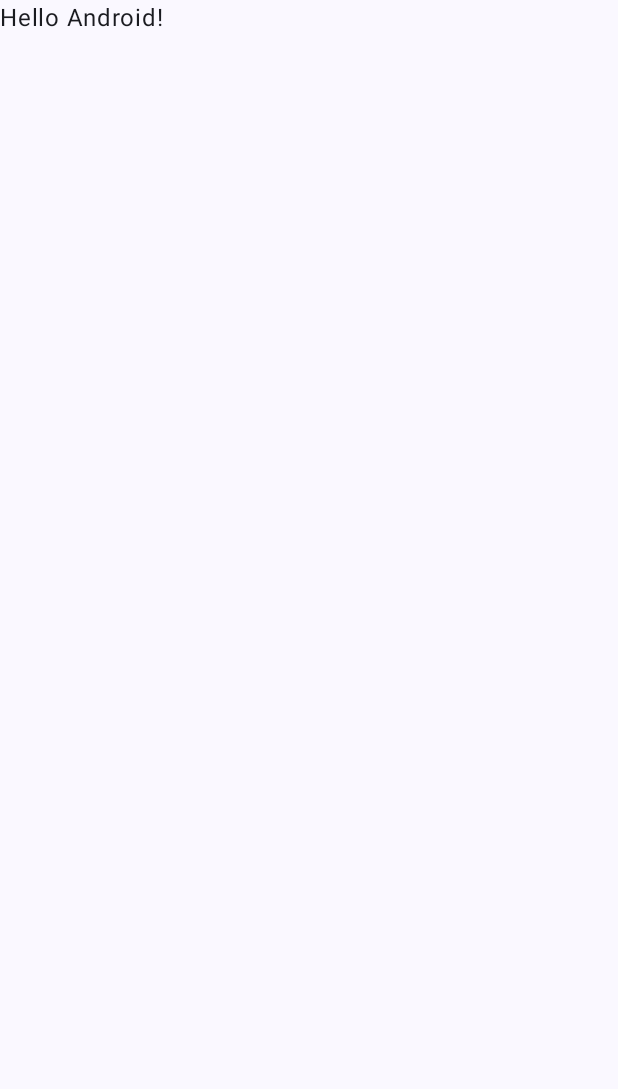
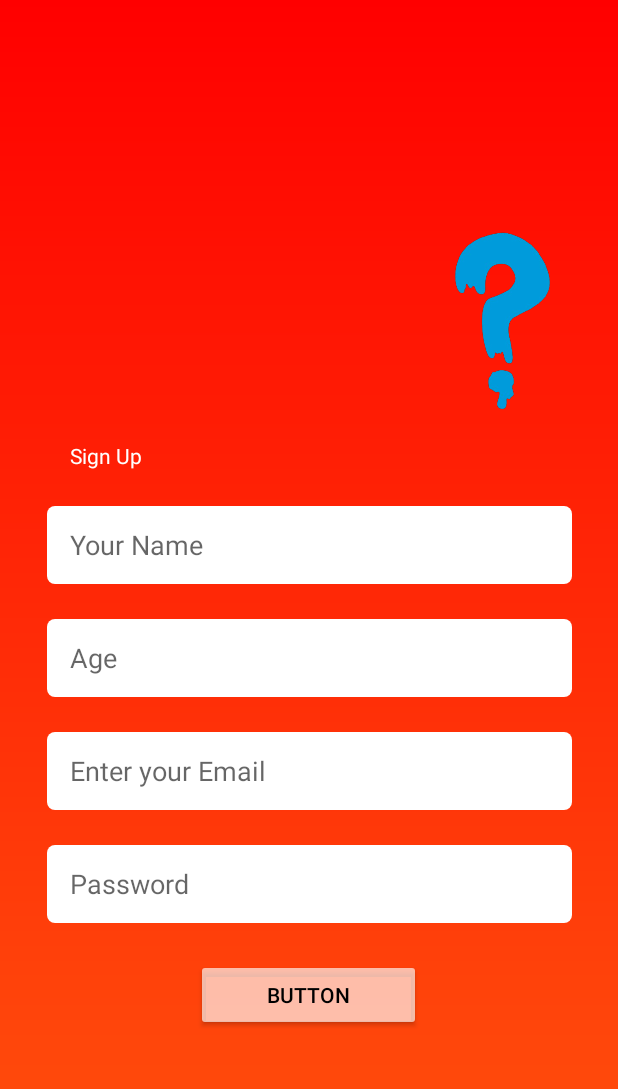
Before and after one commit to HimanshuHeda/EarningApp, an Android app built with Jetpack Compose: the screen it shows after launch (MainActivity), on a phone screen of 412 x 824 dp. Before the commit the part shown is almost empty. Shown: the top 1089 px of the screen. Run offline under Robolectric (Android 15) with nearby library versions, the phone set to English and light mode, and no system bars.

Commit message:
Home & SignUp Design

```diff
--- a/app/src/main/AndroidManifest.xml
+++ b/app/src/main/AndroidManifest.xml
@@ -13,16 +13,18 @@
         android:theme="@style/Theme.EarningApp"
         tools:targetApi="31">
         <activity
-            android:name=".MainActivity"
-            android:exported="true"
-            android:label="@string/app_name"
-            android:theme="@style/Theme.EarningApp">
+            android:name=".Splashscreen"
+            android:exported="true">
             <intent-filter>
                 <action android:name="android.intent.action.MAIN" />
 
                 <category android:name="android.intent.category.LAUNCHER" />
             </intent-filter>
         </activity>
+        <activity
+            android:name=".MainActivity"
+            android:exported="true">
+        </activity>
     </application>
 
 </manifest>
--- a/app/src/main/java/com/example/earningapp/MainActivity.kt
+++ b/app/src/main/java/com/example/earningapp/MainActivity.kt
@@ -16,32 +16,6 @@ import com.example.earningapp.ui.theme.EarningAppTheme
 class MainActivity : ComponentActivity() {
     override fun onCreate(savedInstanceState: Bundle?) {
         super.onCreate(savedInstanceState)
-        enableEdgeToEdge()
-        setContent {
-            EarningAppTheme {
-                Scaffold(modifier = Modifier.fillMaxSize()) { innerPadding ->
-                    Greeting(
-                        name = "Android",
-                        modifier = Modifier.padding(innerPadding)
-                    )
-                }
-            }
-        }
+        setContentView(R.layout.activity_main)
     }
 }
-
-@Composable
-fun Greeting(name: String, modifier: Modifier = Modifier) {
-    Text(
-        text = "Hello $name!",
-        modifier = modifier
-    )
-}
-
-@Preview(showBackground = true)
-@Composable
-fun GreetingPreview() {
-    EarningAppTheme {
-        Greeting("Android")
-    }
-}
--- /dev/null
+++ b/app/src/main/java/com/example/earningapp/Splashscreen.kt
@@ -0,0 +1,19 @@
+package com.example.earningapp
+
+import android.content.Intent
+import android.os.Bundle
+import android.os.Handler
+import android.os.Looper
+import androidx.activity.ComponentActivity
+
+class Splashscreen : ComponentActivity() {
+    override fun onCreate(savedInstanceState: Bundle?) {
+        super.onCreate(savedInstanceState)
+        setContentView(R.layout.activity_splashscreen)
+        Handler(Looper.getMainLooper()).postDelayed({
+            val intent = Intent(this, MainActivity::class.java)
+            startActivity(intent)
+            finish()
+        }, 3000)
+    }
+}
--- a/app/src/main/res/layout/activity_main.xml
+++ b/app/src/main/res/layout/activity_main.xml
@@ -38,6 +38,7 @@
         android:ems="10"
         android:hint="Your Name"
         android:inputType="text"
+        android:paddingLeft="15dp"
         app:layout_constraintEnd_toEndOf="parent"
         app:layout_constraintStart_toStartOf="parent"
         app:layout_constraintTop_toBottomOf="@+id/textView3" />
@@ -63,11 +64,40 @@
         android:layout_marginTop="23dp"
         android:background="@drawable/textbackground"
         android:ems="10"
-        android:hint="Email"
+        android:hint="Enter your Email"
+        android:paddingLeft="15dp"
         app:layout_constraintEnd_toEndOf="@+id/editTextText2"
         app:layout_constraintHorizontal_bias="0.432"
         app:layout_constraintStart_toStartOf="@+id/editTextText2"
         app:layout_constraintTop_toBottomOf="@+id/editTextText2" />
 
+    <EditText
+        android:id="@+id/editTextTextPassword"
+        android:layout_width="350dp"
+        android:layout_height="52dp"
+        android:layout_marginTop="23dp"
+        android:background="@drawable/textbackground"
+        android:ems="10"
+        android:hint="Password"
+        android:paddingLeft="15dp"
+        app:layout_constraintEnd_toEndOf="@+id/editTextTextEmailAddress"
+        app:layout_constraintStart_toStartOf="@+id/editTextTextEmailAddress"
+        app:layout_constraintTop_toBottomOf="@+id/editTextTextEmailAddress" />
+
+    <Button
+        android:id="@+id/button"
+        android:layout_width="150dp"
+        android:layout_height="wrap_content"
+        android:layout_marginTop="24dp"
+        android:backgroundTint="#A6FEFFFF"
+        android:text="Button"
+        android:textColor="@color/black"
+        app:layout_constraintBottom_toBottomOf="parent"
+        app:layout_constraintEnd_toEndOf="parent"
+        app:layout_constraintHorizontal_bias="0.498"
+        app:layout_constraintStart_toStartOf="parent"
+        app:layout_constraintTop_toBottomOf="@+id/editTextTextPassword"
+        app:layout_constraintVertical_bias="0.0" />
+
 
 </androidx.constraintlayout.widget.ConstraintLayout>
--- a/app/src/main/res/layout/activity_splashscreen.xml
+++ b/app/src/main/res/layout/activity_splashscreen.xml
@@ -18,13 +18,14 @@
 
     <TextView
         android:id="@+id/textView"
-        android:layout_width="63dp"
-        android:layout_height="19dp"
+        android:layout_width="181dp"
+        android:layout_height="44dp"
         android:layout_marginTop="32dp"
         android:layout_marginBottom="50dp"
         android:text="Welcome"
         android:textAlignment="center"
         android:textColor="@color/white"
+        android:textSize="34sp"
         app:layout_constraintBottom_toTopOf="@+id/textView2"
         app:layout_constraintEnd_toEndOf="parent"
         app:layout_constraintStart_toStartOf="parent"
@@ -32,12 +33,13 @@
 
     <TextView
         android:id="@+id/textView2"
-        android:layout_width="wrap_content"
-        android:layout_height="wrap_content"
+        android:layout_width="355dp"
+        android:layout_height="62dp"
         android:layout_marginTop="50dp"
         android:text="Nice to meet you!\n Lets make your knowledge great"
         android:textAlignment="center"
         android:textColor="@color/white"
+        android:textSize="24sp"
         app:layout_constraintEnd_toEndOf="@+id/textView"
         app:layout_constraintStart_toStartOf="@+id/textView"
         app:layout_constraintTop_toBottomOf="@+id/textView" />
--- a/app/src/main/res/values/colors.xml
+++ b/app/src/main/res/values/colors.xml
@@ -7,4 +7,7 @@
     <color name="teal_700">#FF018786</color>
     <color name="black">#FF000000</color>
     <color name="white">#FFFFFFFF</color>
+<!--    <color name="buttonwhite">#fffff</color>-->
+<!--    <color name="textColorwhite">#ffffff</color>-->
+<!--    <color name="blackTextColor">#000000</color>-->
 </resources>
```
